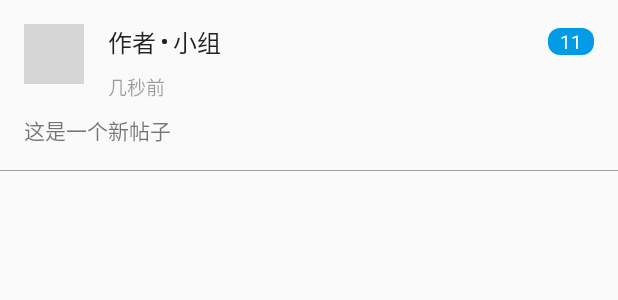
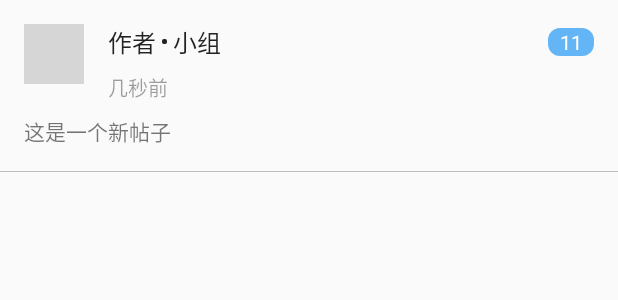
Before and after one commit to drunlin/guokr-android, an Android app: the layout item_post.xml on its own in the app's theme, with its tools: preview values and no code run, on a phone screen of 412 x 824 dp. Shown: the top 300 px of the screen. Run offline under Robolectric (Android 15) with nearby library versions, the phone set to English and light mode, and no system bars; grey boxes are pictures that could not be loaded.

Commit message:
更新主题颜色

```diff
--- a/app/src/main/res/color/btn_normal.xml
+++ b/app/src/main/res/color/btn_normal.xml
@@ -1,5 +1,5 @@
 <?xml version="1.0" encoding="utf-8"?>
 <selector xmlns:android="http://schemas.android.com/apk/res/android">
-    <item android:color="@color/colorPrimaryLight" android:state_enabled="false"/>
+    <item android:color="@color/colorSecondary" android:state_enabled="false"/>
     <item android:color="@color/buttonColorNormal"/>
 </selector>
--- a/app/src/main/res/drawable/ic_dot.xml
+++ b/app/src/main/res/drawable/ic_dot.xml
@@ -1,6 +1,6 @@
 <?xml version="1.0" encoding="utf-8"?>
 <shape xmlns:android="http://schemas.android.com/apk/res/android">
-    <solid android:color="@color/textColorPrimary"/>
+    <solid android:color="#000"/>
     <size android:height="1dp" android:width="1dp"/>
     <corners android:radius="1dp"/>
 </shape>
--- a/app/src/main/res/drawable/ic_replies.xml
+++ b/app/src/main/res/drawable/ic_replies.xml
@@ -1,5 +1,5 @@
 <?xml version="1.0" encoding="utf-8"?>
 <shape xmlns:android="http://schemas.android.com/apk/res/android">
-    <solid  android:color="@color/colorPrimaryLight"/>
+    <solid android:color="#000"/>
     <corners android:radius="8dp" />
 </shape>
--- a/app/src/main/res/layout/item_post.xml
+++ b/app/src/main/res/layout/item_post.xml
@@ -1,9 +1,9 @@
 <?xml version="1.0" encoding="utf-8"?>
-<LinearLayout
-    xmlns:android="http://schemas.android.com/apk/res/android"
+<LinearLayout xmlns:android="http://schemas.android.com/apk/res/android"
     xmlns:tools="http://schemas.android.com/tools"
     android:layout_width="match_parent"
     android:layout_height="wrap_content"
+    xmlns:app="http://schemas.android.com/apk/res-auto"
     android:orientation="vertical"
     android:background="?selectableItemBackground"
     tools:ignore="RtlHardcoded">
@@ -33,11 +33,12 @@
                     android:layout_height="wrap_content"
                     tools:text="作者"
                     style="@style/AppTheme.PrimaryText"/>
-                <View
+                <android.support.v7.widget.AppCompatTextView
                     android:layout_width="3dp"
                     android:layout_height="3dp"
                     android:layout_margin="@dimen/horizontal_gap_margin_small"
-                    android:background="@drawable/ic_dot"/>
+                    android:background="@drawable/ic_dot"
+                    app:backgroundTint="@color/textColorPrimary"/>
                 <TextView
                     android:id="@+id/text_group"
                     android:layout_width="0dp"
@@ -45,12 +46,14 @@
                     android:layout_height="wrap_content"
                     tools:text="小组"
                     style="@style/AppTheme.PrimaryText.SingleLine"/>
-                <TextView
+                <android.support.v7.widget.AppCompatTextView
                     android:id="@+id/text_replies_count"
                     android:layout_width="wrap_content"
                     android:layout_height="wrap_content"
+                    android:layout_marginLeft="@dimen/horizontal_gap_margin_small"
                     android:textColor="@android:color/white"
                     android:background="@drawable/ic_replies"
+                    app:backgroundTint="@color/colorSecondary"
                     android:paddingLeft="@dimen/horizontal_gap_margin"
                     android:paddingRight="@dimen/horizontal_gap_margin"
                     tools:text="11"
--- a/app/src/main/res/layout/view_divider.xml
+++ b/app/src/main/res/layout/view_divider.xml
@@ -4,4 +4,4 @@
     android:orientation="vertical"
     android:layout_width="match_parent"
     android:layout_height="1px"
-    android:background="#ff9e9e9e"/>
+    android:background="#bdbdbd"/>
--- a/app/src/main/res/values-night/colors.xml
+++ b/app/src/main/res/values-night/colors.xml
@@ -1,10 +1,11 @@
 <?xml version="1.0" encoding="utf-8"?>
 <resources>
-    <color name="colorPrimaryLight">#7cc6bf</color>
+    <color name="colorPrimary">#212121</color>
+    <color name="colorPrimaryDark">#000000</color>
+    <color name="colorSecondary">#616161</color>
+    <color name="colorAccent">#00796b</color>
+    <color name="colorAccentLight">#009688</color>
+    <color name="colorBackground">#303030</color>
     <color name="buttonColorNormal">#60FFFFFF</color>
     <color name="cardBackgroundColor">#424242</color>
-    <color name="colorPrimary">#212121</color>
-    <color name="colorPrimaryDark">#000000</color>
-    <color name="colorAccent">#69F0AE</color>
-    <color name="colorBackground">#303030</color>
 </resources>
--- a/app/src/main/res/values/colors.xml
+++ b/app/src/main/res/values/colors.xml
@@ -1,9 +1,10 @@
 <?xml version="1.0" encoding="utf-8"?>
 <resources>
-    <color name="colorPrimary">#0288D1</color>
-    <color name="colorPrimaryDark">#0277BD</color>
-    <color name="colorPrimaryLight">#039BE5</color>
-    <color name="colorAccent">#85C155</color>
+    <color name="colorPrimary">#2196f3</color>
+    <color name="colorPrimaryDark">#1976d2</color>
+    <color name="colorSecondary">#64b5f6</color>
+    <color name="colorAccent">#8bc34a</color>
+    <color name="colorAccentLight">#ccff90</color>
     <color name="colorBackground">#FAFAFA</color>
 
     <color name="textColorPrimary">@color/primary_text</color>
--- a/app/src/main/res/values/styles.xml
+++ b/app/src/main/res/values/styles.xml
@@ -11,10 +11,10 @@
         <item name="android:textColorSecondary">@color/textColorSecondary</item>
         <item name="android:textColorHint">@color/textColorHint</item>
 
-        <item name="fab_addButtonColorNormal">@color/colorPrimary</item>
-        <item name="fab_addButtonColorPressed">@color/colorPrimaryLight</item>
-        <item name="fab_colorNormal">@color/colorPrimary</item>
-        <item name="fab_colorPressed">@color/colorPrimaryLight</item>
+        <item name="fab_addButtonColorNormal">@color/colorAccent</item>
+        <item name="fab_addButtonColorPressed">@color/colorAccentLight</item>
+        <item name="fab_colorNormal">@color/colorAccent</item>
+        <item name="fab_colorPressed">@color/colorAccentLight</item>
 
         <item name="alertDialogTheme">@style/AppTheme.Dialog</item>
 
@@ -52,7 +52,7 @@
     </style>
 
     <style name="AppTheme.HintText" parent="TextAppearance.AppCompat">
-        <item name="android:textSize">12.5sp</item>
+        <item name="android:textSize">13sp</item>
         <item name="android:textColor">?android:textColorHint</item>
     </style>
 
```
